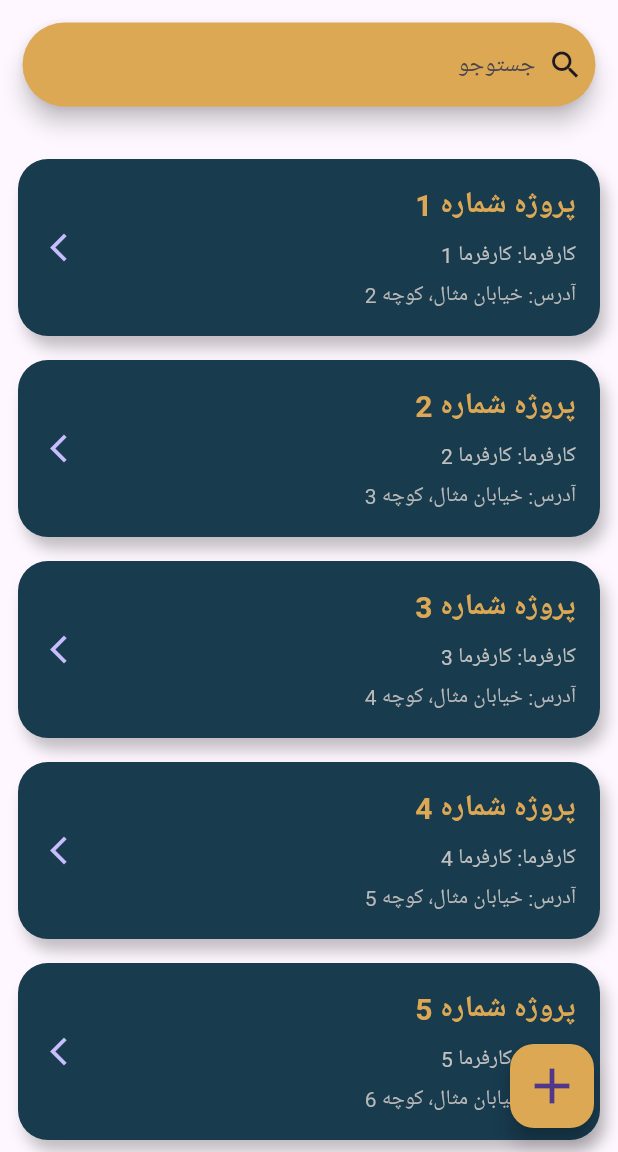
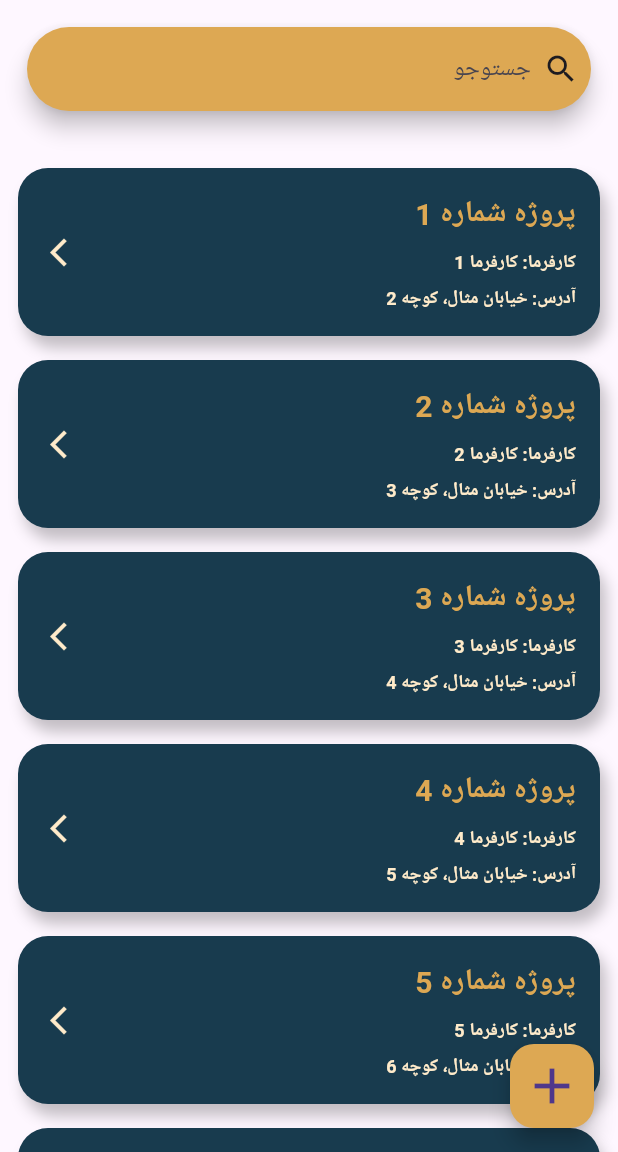
Before and after one commit to mobinnet3000/boton, a Flutter app: the screen it shows after launch, on a phone screen of 412 x 824 dp, the part 84-1236 px from its top. Run offline on Flutter 3.47's test engine with Material 3 defaults, Android fonts, the phone set to English and light mode, and no system bars; our stand-ins replace get.

Commit message:
cleancode firstpage

```diff
--- a/lib/components/add_new_bottom.dart
+++ /dev/null
@@ -1,41 +0,0 @@
-import 'package:flutter/material.dart';
-
-class addProj extends StatelessWidget {
-  const addProj({super.key, required this.ontap});
-
-  final void Function() ontap;
-
-  @override
-  Widget build(BuildContext context) {
-    return Container(
-      padding: const EdgeInsets.all(16),
-
-      child: GestureDetector(
-        onTap: ontap,
-        child: Container(
-          height: 100,
-          decoration: BoxDecoration(
-            color: Colors.blue[50],
-            borderRadius: BorderRadius.circular(12),
-            border: Border.all(color: Colors.blueAccent),
-          ),
-          child: Column(
-            mainAxisAlignment: MainAxisAlignment.center,
-            children: [
-              Icon(Icons.add_circle_outline, color: Colors.blue),
-              SizedBox(width: 8),
-              Text(
-                'افزودن پروژه جدید',
-                style: TextStyle(
-                  fontSize: 19,
-                  fontWeight: FontWeight.w600,
-                  color: Colors.blue[800],
-                ),
-              ),
-            ],
-          ),
-        ),
-      ),
-    );
-  }
-}
--- /dev/null
+++ b/lib/components/my-float-bottom.dart
@@ -0,0 +1,18 @@
+import 'package:boton/constants/mcolors.dart';
+import 'package:flutter/material.dart';
+
+class MFloatBotton extends StatelessWidget {
+  const MFloatBotton({super.key});
+
+  @override
+  Widget build(BuildContext context) {
+    return FloatingActionButton(
+      onPressed: () {},
+      child: Icon(Icons.add, size: 40),
+      isExtended: true,
+      backgroundColor: MyCollors.prmrycolor,
+      focusColor: MyCollors.floatbottmbghover,
+      hoverColor: MyCollors.floatbottmbghover,
+    );
+  }
+}
--- /dev/null
+++ b/lib/components/mysearchbar.dart
@@ -0,0 +1,15 @@
+import 'package:boton/constants/mcolors.dart';
+import 'package:flutter/material.dart';
+
+class MySearchbar extends StatelessWidget {
+  const MySearchbar({super.key});
+
+  @override
+  Widget build(BuildContext context) {
+    return SearchBar(
+      backgroundColor: WidgetStateProperty.all(MyCollors.prmrycolor),
+      hintText: "جستوجو",
+      leading: Icon(Icons.search),
+    );
+  }
+}
--- /dev/null
+++ b/lib/components/projectslist.dart
@@ -0,0 +1,62 @@
+import 'package:boton/constants/mcolors.dart';
+import 'package:boton/constants/mypaddings.dart';
+import 'package:boton/constants/text_style.dart';
+import 'package:boton/data/fakedata.dart';
+import 'package:flutter/material.dart';
+
+class ProjectsList extends StatelessWidget {
+  const ProjectsList({super.key});
+
+  @override
+  Widget build(BuildContext context) {
+    return ListView.builder(
+      padding: const EdgeInsets.all(12),
+      itemCount: projects.length,
+      itemBuilder: (context, index) {
+        final project = projects[index];
+
+        return GestureDetector(
+          onTap: () {},
+          child: Container(
+            margin: const EdgeInsets.symmetric(vertical: 8),
+            padding: const EdgeInsets.all(16),
+            decoration: BoxDecoration(
+              color: MyCollors.firstcolor,
+              borderRadius: BorderRadius.circular(20),
+              boxShadow: [MyShados.projectsshadow],
+            ),
+            child: Row(
+              children: [
+                // بخش متنی
+                Expanded(
+                  child: Column(
+                    crossAxisAlignment: CrossAxisAlignment.start,
+                    children: [
+                      Text(project['projectNumber']!, style: projecttitle),
+                      SizedBox(height: 8),
+                      Text(
+                        'کارفرما: ${project['employer']}',
+                        style: projectsubtitle,
+                      ),
+                      SizedBox(height: 6),
+                      Text(
+                        'آدرس: ${project['address']}',
+                        style: projectsubtitle,
+                      ),
+                    ],
+                  ),
+                ),
+                // فلش
+                Icon(
+                  Icons.arrow_forward_ios,
+                  color: MyCollors.projjectsubtitlecolor,
+                  size: 22,
+                ),
+              ],
+            ),
+          ),
+        );
+      },
+    );
+  }
+}
--- /dev/null
+++ b/lib/components/responsivcont.dart
@@ -0,0 +1,16 @@
+import 'package:flutter/material.dart';
+
+// ignore: must_be_immutable
+class RespCont extends StatelessWidget {
+  RespCont({super.key, required this.child});
+  Widget child;
+  @override
+  Widget build(BuildContext context) {
+    return Center(
+      child: Container(
+        constraints: BoxConstraints(maxWidth: 1000),
+        child: child,
+      ),
+    );
+  }
+}
--- a/lib/constants/mcolors.dart
+++ b/lib/constants/mcolors.dart
@@ -0,0 +1,12 @@
+import 'dart:ui';
+
+import 'package:flutter/material.dart';
+
+class MyCollors {
+  MyCollors._();
+  static const Color firstcolor = Color(0xff183B4E);
+  static const Color prmrycolor = Color(0xffDDA853);
+  static const Color floatbottmbghover = Color.fromARGB(255, 233, 151, 18);
+  static const Color appbarcolor = Color(0xff27548A);
+  static const Color projjectsubtitlecolor = Color.fromARGB(255, 255, 235, 202);
+}
--- /dev/null
+++ b/lib/constants/mypaddings.dart
@@ -0,0 +1,16 @@
+import 'package:flutter/material.dart';
+
+class MyPadings {
+  static EdgeInsetsGeometry normal = EdgeInsets.all(10);
+  static EdgeInsetsGeometry large = EdgeInsets.all(18);
+  static EdgeInsetsGeometry small = EdgeInsets.all(5);
+  static EdgeInsetsGeometry xlarge = EdgeInsets.all(25);
+}
+
+class MyShados {
+  static BoxShadow projectsshadow = BoxShadow(
+    color: const Color.fromARGB(60, 0, 0, 0),
+    blurRadius: 8,
+    offset: Offset(4, 8),
+  );
+}
--- /dev/null
+++ b/lib/constants/text_style.dart
@@ -0,0 +1,14 @@
+import 'package:boton/constants/mcolors.dart';
+import 'package:flutter/cupertino.dart';
+import 'package:flutter/material.dart';
+
+TextStyle projecttitle = const TextStyle(
+  fontSize: 20,
+  fontWeight: FontWeight.bold,
+  color: MyCollors.prmrycolor,
+);
+TextStyle projectsubtitle = const TextStyle(
+  fontSize: 12,
+  fontWeight: FontWeight.bold,
+  color: MyCollors.projjectsubtitlecolor,
+);
--- /dev/null
+++ b/lib/data/fakedata.dart
@@ -0,0 +1,8 @@
+final List<Map<String, String>> projects = List.generate(
+  10,
+  (index) => {
+    'projectNumber': 'پروژه شماره ${index + 1}',
+    'employer': 'کارفرما ${index + 1}',
+    'address': 'خیابان مثال، کوچه ${index + 2}',
+  },
+);
--- a/lib/home/home.dart
+++ /dev/null
@@ -1,123 +0,0 @@
-import 'package:flutter/material.dart';
-
-class ProjectListPage extends StatelessWidget {
-  final List<Map<String, String>> projects = List.generate(
-    10,
-    (index) => {
-      'projectNumber': 'پروژه شماره ${index + 1}',
-      'employer': 'کارفرما ${index + 1}',
-      'address': 'خیابان مثال، کوچه ${index + 2}',
-    },
-  );
-
-  @override
-  Widget build(BuildContext context) {
-    return Scaffold(
-      floatingActionButton: FloatingActionButton(
-        onPressed: () {},
-        child: Icon(Icons.add, size: 40),
-        isExtended: true,
-        backgroundColor: Color(0xffDDA853),
-        focusColor: Color.fromARGB(255, 233, 151, 18),
-        hoverColor: Color.fromARGB(255, 233, 151, 18),
-      ),
-      floatingActionButtonLocation: FloatingActionButtonLocation.startFloat,
-
-      body: Center(
-        child: Container(
-          constraints: BoxConstraints(maxWidth: 1000),
-          child: Column(
-            children: [
-              Padding(
-                padding: const EdgeInsets.all(15.0),
-                child: SearchBar(
-                  backgroundColor: WidgetStateProperty.all(Color(0xffDDA853)),
-                  hintText: "جستوجو",
-                  leading: Icon(Icons.search),
-                ),
-              ),
-              Expanded(
-                child: ListView.builder(
-                  padding: const EdgeInsets.all(12),
-                  itemCount: projects.length,
-                  itemBuilder: (context, index) {
-                    final project = projects[index];
-
-                    return GestureDetector(
-                      onTap: () {},
-                      child: Container(
-                        margin: const EdgeInsets.symmetric(vertical: 8),
-                        padding: const EdgeInsets.all(16),
-                        decoration: BoxDecoration(
-                          color: Color(0xff183B4E),
-                          borderRadius: BorderRadius.circular(20),
-                          boxShadow: [
-                            BoxShadow(
-                              color: const Color.fromARGB(60, 0, 0, 0),
-                              blurRadius: 8,
-                              offset: Offset(4, 8),
-                            ),
-                          ],
-                        ),
-                        child: Row(
-                          children: [
-                            // بخش متنی
-                            Expanded(
-                              child: Column(
-                                crossAxisAlignment: CrossAxisAlignment.start,
-                                children: [
-                                  Text(
-                                    project['projectNumber']!,
-                                    style: TextStyle(
-                                      fontSize: 20,
-                                      fontWeight: FontWeight.bold,
-                                      color: const Color(0xffDDA853),
-                                    ),
-                                  ),
-                                  SizedBox(height: 8),
-                                  Text(
-                                    'کارفرما: ${project['employer']}',
-                                    style: TextStyle(
-                                      color: const Color.fromARGB(
-                                        255,
-                                        192,
-                                        192,
-                                        192,
-                                      ),
-                                    ),
-                                  ),
-                                  SizedBox(height: 6),
-                                  Text(
-                                    'آدرس: ${project['address']}',
-                                    style: TextStyle(
-                                      color: const Color.fromARGB(
-                                        255,
-                                        185,
-                                        184,
-                                        184,
-                                      ),
-                                    ),
-                                  ),
-                                ],
-                              ),
-                            ),
-                            // فلش
-                            Icon(
-                              Icons.arrow_forward_ios,
-                              color: const Color.fromARGB(255, 200, 189, 255),
-                              size: 22,
-                            ),
-                          ],
-                        ),
-                      ),
-                    );
-                  },
-                ),
-              ),
-            ],
-          ),
-        ),
-      ),
-    );
-  }
-}
--- a/lib/main.dart
+++ b/lib/main.dart
@@ -1,4 +1,5 @@
-import 'package:boton/home/home.dart';
+import 'package:boton/constants/mcolors.dart';
+import 'package:boton/screens/home/home.dart';
 import 'package:flutter/material.dart';
 import 'package:get/get.dart';
 
@@ -18,7 +19,7 @@ class MyApp extends StatelessWidget {
       home: Scaffold(
         drawer: Container(),
         appBar: AppBar(
-          backgroundColor: Color(0xff27548A),
+          backgroundColor: MyCollors.appbarcolor,
           title: Text("boton"),
           // leading: Icon(Icons.account_balance_rounded),
         ),
--- /dev/null
+++ b/lib/screens/home/home.dart
@@ -0,0 +1,24 @@
+import 'package:boton/components/my-float-bottom.dart';
+import 'package:boton/components/mysearchbar.dart';
+import 'package:boton/components/projectslist.dart';
+import 'package:boton/components/responsivcont.dart';
+import 'package:boton/constants/mypaddings.dart';
+import 'package:flutter/material.dart';
+
+class ProjectListPage extends StatelessWidget {
+  @override
+  Widget build(BuildContext context) {
+    return Scaffold(
+      floatingActionButton: MFloatBotton(),
+      floatingActionButtonLocation: FloatingActionButtonLocation.startFloat,
+      body: RespCont(
+        child: Column(
+          children: [
+            Padding(padding: MyPadings.large, child: MySearchbar()),
+            Expanded(child: ProjectsList()),
+          ],
+        ),
+      ),
+    );
+  }
+}
```
Also changed, not shown: lib/home/data/fakedata.dart (deleted), lib/screens/addproject/addproject.dart (renamed from lib/components/grid.dart).
